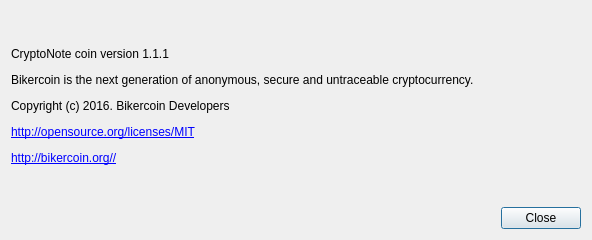
First picture: the form in src/gui/ui/aboutdialog.ui, repository zzaki8950/bikercoinwallet, before the edit.
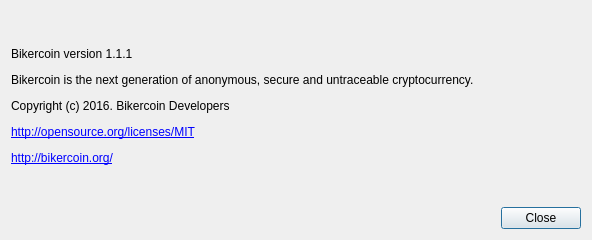
Second picture: the form after the edit.

```diff
--- a/src/gui/ui/aboutdialog.ui
+++ b/src/gui/ui/aboutdialog.ui
@@ -41,7 +41,7 @@
       </sizepolicy>
      </property>
      <property name="text">
-      <string>&lt;html&gt;&lt;head/&gt;&lt;body&gt;&lt;p&gt;CryptoNote coin version 1.1.1&lt;/p&gt;&lt;p&gt;Bikercoin is the next generation of anonymous, secure and untraceable cryptocurrency.&lt;/p&gt;&lt;p&gt;Copyright (c) 2016. Bikercoin Developers&lt;/p&gt;&lt;p&gt;&lt;a href=&quot;http://opensource.org/licenses/MIT&quot;&gt;&lt;span style=&quot; text-decoration: underline; color:#0000ff;&quot;&gt;http://opensource.org/licenses/MIT&lt;/span&gt;&lt;/a&gt;&lt;/p&gt;&lt;p&gt;&lt;a href=&quot;http://bikercoin.org/&quot;&gt;&lt;span style=&quot; text-decoration: underline; color:#0000ff;&quot;&gt;http://bikercoin.org//&lt;/span&gt;&lt;/a&gt;&lt;/p&gt;&lt;/body&gt;&lt;/html&gt;</string>
+      <string>&lt;html&gt;&lt;head/&gt;&lt;body&gt;&lt;p&gt;Bikercoin version 1.1.1&lt;/p&gt;&lt;p&gt;Bikercoin is the next generation of anonymous, secure and untraceable cryptocurrency.&lt;/p&gt;&lt;p&gt;Copyright (c) 2016. Bikercoin Developers&lt;/p&gt;&lt;p&gt;&lt;a href=&quot;http://opensource.org/licenses/MIT&quot;&gt;&lt;span style=&quot; text-decoration: underline; color:#0000ff;&quot;&gt;http://opensource.org/licenses/MIT&lt;/span&gt;&lt;/a&gt;&lt;/p&gt;&lt;p&gt;&lt;a href=&quot;http://bikercoin.org/&quot;&gt;&lt;span style=&quot; text-decoration: underline; color:#0000ff;&quot;&gt;http://bikercoin.org/&lt;/span&gt;&lt;/a&gt;&lt;/p&gt;&lt;/body&gt;&lt;/html&gt;</string>
      </property>
      <property name="textFormat">
       <enum>Qt::RichText</enum>
```
